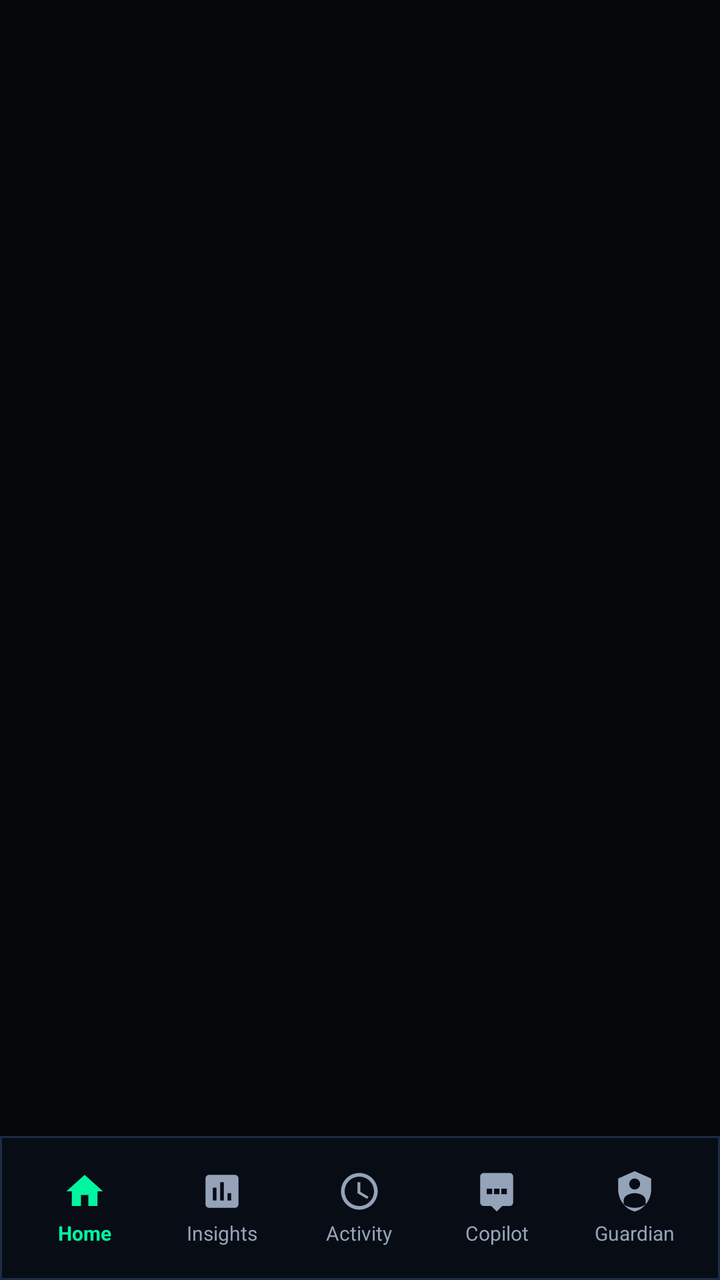
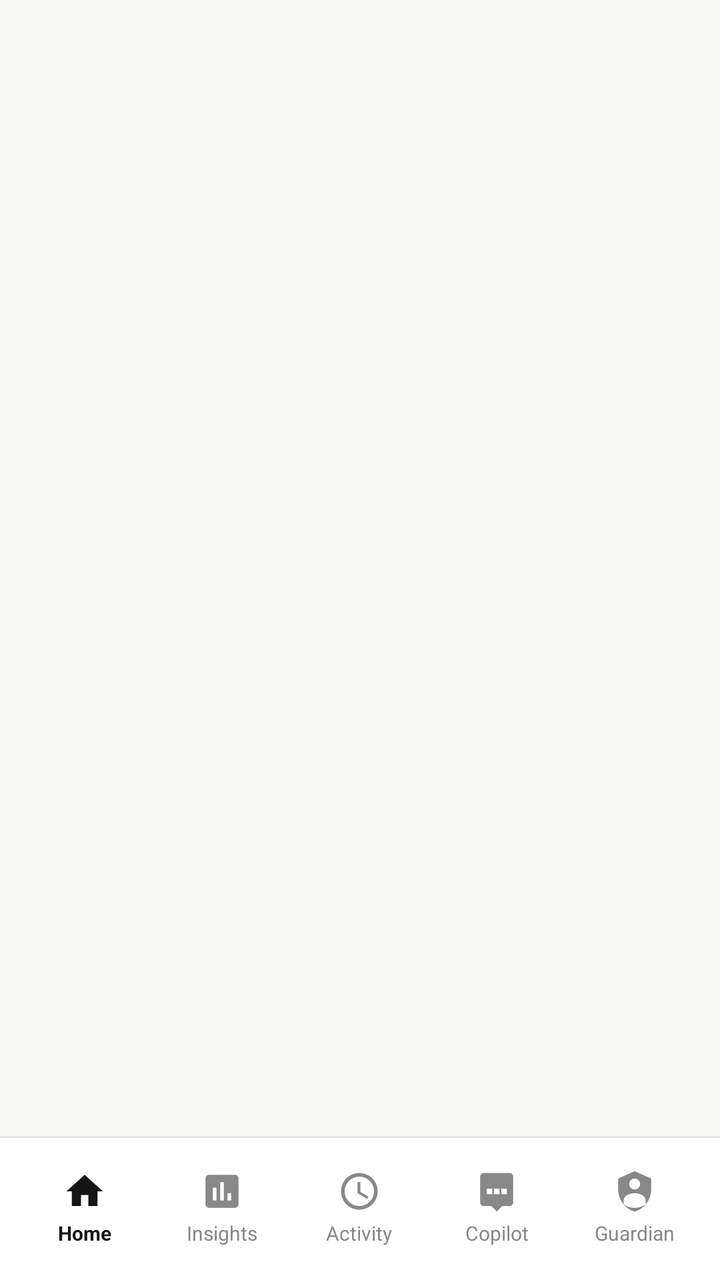

The first picture is an Android layout as it rendered before a commit; the second is the same layout after the commit. The layout source and the unified diff follow.
<!-- AndroidManifest.xml: application theme Theme.Saathi -->
<!-- res/layout/activity_main.xml -->
<?xml version="1.0" encoding="utf-8"?>
<RelativeLayout xmlns:android="http://schemas.android.com/apk/res/android"
    android:id="@+id/root_coordinator"
    android:layout_width="match_parent"
    android:layout_height="match_parent"
    android:background="@color/bg_obsidian"
    android:fitsSystemWindows="true">

    
    <FrameLayout
        android:id="@+id/screen_container"
        android:layout_width="match_parent"
        android:layout_height="match_parent"
        android:layout_above="@+id/bottom_nav_bar" />

    
    <LinearLayout
        android:id="@+id/bottom_nav_bar"
        android:layout_width="match_parent"
        android:layout_height="72dp"
        android:layout_alignParentBottom="true"
        android:background="@drawable/bg_bottom_nav"
        android:gravity="center_vertical"
        android:orientation="horizontal"
        android:paddingHorizontal="8dp"
        android:paddingVertical="4dp">

        
        <LinearLayout
            android:id="@+id/nav_item_home"
            android:layout_width="0dp"
            android:layout_height="match_parent"
            android:layout_weight="1"
            android:clickable="true"
            android:focusable="true"
            android:gravity="center"
            android:orientation="vertical">

            <ImageView
                android:id="@+id/iv_nav_home"
                android:layout_width="22dp"
                android:layout_height="22dp"
                android:src="@drawable/ic_nav_home"
                android:tint="@color/neon_emerald" />

            <TextView
                android:id="@+id/tv_nav_home"
                android:layout_width="wrap_content"
                android:layout_height="wrap_content"
                android:layout_marginTop="3dp"
                android:text="Home"
                android:textColor="@color/neon_emerald"
                android:textSize="10sp"
                android:textStyle="bold" />
        </LinearLayout>

        
        <LinearLayout
            android:id="@+id/nav_item_insights"
            android:layout_width="0dp"
            android:layout_height="match_parent"
            android:layout_weight="1"
            android:clickable="true"
            android:focusable="true"
            android:gravity="center"
            android:orientation="vertical">

            <ImageView
                android:id="@+id/iv_nav_insights"
                android:layout_width="22dp"
                android:layout_height="22dp"
                android:src="@drawable/ic_nav_insights"
                android:tint="@color/text_muted" />

            <TextView
                android:id="@+id/tv_nav_insights"
                android:layout_width="wrap_content"
                android:layout_height="wrap_content"
                android:layout_marginTop="3dp"
                android:text="Insights"
                android:textColor="@color/text_muted"
                android:textSize="10sp" />
        </LinearLayout>

        
        <LinearLayout
            android:id="@+id/nav_item_activity"
            android:layout_width="0dp"
            android:layout_height="match_parent"
            android:layout_weight="1"
            android:clickable="true"
            android:focusable="true"
            android:gravity="center"
            android:orientation="vertical">

            <ImageView
                android:id="@+id/iv_nav_activity"
                android:layout_width="22dp"
                android:layout_height="22dp"
                android:src="@drawable/ic_nav_activity"
                android:tint="@color/text_muted" />

            <TextView
                android:id="@+id/tv_nav_activity"
                android:layout_width="wrap_content"
                android:layout_height="wrap_content"
                android:layout_marginTop="3dp"
                android:text="Activity"
                android:textColor="@color/text_muted"
                android:textSize="10sp" />
        </LinearLayout>

        
        <LinearLayout
            android:id="@+id/nav_item_assistant"
            android:layout_width="0dp"
            android:layout_height="match_parent"
            android:layout_weight="1"
            android:clickable="true"
            android:focusable="true"
            android:gravity="center"
            android:orientation="vertical">

            <ImageView
                android:id="@+id/iv_nav_assistant"
                android:layout_width="22dp"
                android:layout_height="22dp"
                android:src="@drawable/ic_nav_assistant"
                android:tint="@color/text_muted" />

            <TextView
                android:id="@+id/tv_nav_assistant"
                android:layout_width="wrap_content"
                android:layout_height="wrap_content"
                android:layout_marginTop="3dp"
                android:text="Copilot"
                android:textColor="@color/text_muted"
                android:textSize="10sp" />
        </LinearLayout>

        
        <LinearLayout
            android:id="@+id/nav_item_guardian"
            android:layout_width="0dp"
            android:layout_height="match_parent"
            android:layout_weight="1"
            android:clickable="true"
            android:focusable="true"
            android:gravity="center"
            android:orientation="vertical">

            <ImageView
                android:id="@+id/iv_nav_guardian"
                android:layout_width="22dp"
                android:layout_height="22dp"
                android:src="@drawable/ic_nav_guardian"
                android:tint="@color/text_muted" />

            <TextView
                android:id="@+id/tv_nav_guardian"
                android:layout_width="wrap_content"
                android:layout_height="wrap_content"
                android:layout_marginTop="3dp"
                android:text="Guardian"
                android:textColor="@color/text_muted"
                android:textSize="10sp" />
        </LinearLayout>

    </LinearLayout>

    
    <FrameLayout
        android:id="@+id/onboarding_container"
        android:layout_width="match_parent"
        android:layout_height="match_parent"
        android:visibility="gone" />

</RelativeLayout>
<!-- resources referenced by this layout -->
<resources>
  <color name="bg_obsidian">#05070B</color>
  <color name="neon_emerald">#00F5A0</color>
  <color name="text_muted">#94A3B8</color>
  <!-- drawable bg_bottom_nav (drawable) -->
  <?xml version="1.0" encoding="utf-8"?>
  <shape xmlns:android="http://schemas.android.com/apk/res/android"
      android:shape="rectangle">
      <solid android:color="@color/bg_void" />
      <stroke
          android:width="1dp"
          android:color="@color/border_subtle" />
  </shape>
  <!-- drawable ic_nav_activity (drawable) -->
  <vector xmlns:android="http://schemas.android.com/apk/res/android"
      android:width="24dp"
      android:height="24dp"
      android:viewportWidth="24"
      android:viewportHeight="24">
      <path
          android:fillColor="#FFFFFFFF"
          android:pathData="M11.99,2C6.47,2 2,6.48 2,12s4.47,10 9.99,10C17.52,22 22,17.52 22,12S17.52,2 11.99,2zM12,20c-4.42,0 -8,-3.58 -8,-8s3.58,-8 8,-8 8,3.58 8,8 -3.58,8 -8,8zM12.5,7H11v6l5.25,3.15 0.75,-1.23 -4.5,-2.67z" />
  </vector>
  <!-- drawable ic_nav_assistant (drawable) -->
  <vector xmlns:android="http://schemas.android.com/apk/res/android"
      android:width="24dp"
      android:height="24dp"
      android:viewportWidth="24"
      android:viewportHeight="24">
      <path
          android:fillColor="#FFFFFFFF"
          android:pathData="M19,2H5C3.9,2 3,2.9 3,4V18C3,19.1 3.9,20 5,20H9L12,23L15,20H19C20.1,20 21,19.1 21,18V4C21,2.9 20.1,2 19,2M13.5,13.5H10.5V10.5H13.5V13.5M17.5,13.5H14.5V10.5H17.5V13.5M9.5,13.5H6.5V10.5H9.5V13.5Z" />
  </vector>
  <!-- drawable ic_nav_home (drawable) -->
  <vector xmlns:android="http://schemas.android.com/apk/res/android"
      android:width="24dp"
      android:height="24dp"
      android:viewportWidth="24"
      android:viewportHeight="24">
      <path
          android:fillColor="#FFFFFFFF"
          android:pathData="M10,20V14H14V20H19V12H22L12,3L2,12H5V20H10Z" />
  </vector>
  <!-- drawable ic_nav_insights (drawable) -->
  <vector xmlns:android="http://schemas.android.com/apk/res/android"
      android:width="24dp"
      android:height="24dp"
      android:viewportWidth="24"
      android:viewportHeight="24">
      <path
          android:fillColor="#FFFFFFFF"
          android:pathData="M19,3H5C3.9,3 3,3.9 3,5V19C3,20.1 3.9,21 5,21H19C20.1,21 21,20.1 21,19V5C21,3.9 20.1,3 19,3M9,17H7V10H9V17M13,17H11V7H13V17M17,17H15V13H17V17Z" />
  </vector>
  <style name="Theme.Saathi" parent="android:Theme.Material.NoActionBar">
          <item name="android:colorPrimary">@color/neon_emerald</item>
          <item name="android:colorPrimaryDark">@color/bg_obsidian</item>
          <item name="android:colorAccent">@color/cyber_cyan</item>
          <item name="android:windowBackground">@color/bg_obsidian</item>
          <item name="android:navigationBarColor">@color/bg_obsidian</item>
          <item name="android:statusBarColor">@color/bg_obsidian</item>
          <item name="android:windowLightStatusBar">false</item>
          <item name="android:windowLightNavigationBar">false</item>
          <item name="android:windowLayoutInDisplayCutoutMode">shortEdges</item>
          <item name="android:fontFamily">sans-serif</item>
      </style>
  <color name="bg_void">#080C14</color>
  <color name="border_subtle">#1E2C42</color>
  <color name="cyber_cyan">#00D9F5</color>
  <!-- unchanged entries left out for length: 1 -->
</resources>

<!-- the commit's change to res/layout/activity_main.xml (unified diff, before → after) -->
@@ -3,7 +3,7 @@
     android:id="@+id/root_coordinator"
     android:layout_width="match_parent"
     android:layout_height="match_parent"
-    android:background="@color/bg_obsidian"
+    android:background="@color/primary_background"
     android:fitsSystemWindows="true">
 
     
@@ -41,7 +41,7 @@
                 android:layout_width="22dp"
                 android:layout_height="22dp"
                 android:src="@drawable/ic_nav_home"
-                android:tint="@color/neon_emerald" />
+                android:tint="@color/primary_action" />
 
             <TextView
                 android:id="@+id/tv_nav_home"
@@ -49,7 +49,7 @@
                 android:layout_height="wrap_content"
                 android:layout_marginTop="3dp"
                 android:text="Home"
-                android:textColor="@color/neon_emerald"
+                android:textColor="@color/primary_action"
                 android:textSize="10sp"
                 android:textStyle="bold" />
         </LinearLayout>
@@ -70,7 +70,7 @@
                 android:layout_width="22dp"
                 android:layout_height="22dp"
                 android:src="@drawable/ic_nav_insights"
-                android:tint="@color/text_muted" />
+                android:tint="@color/muted_text" />
 
             <TextView
                 android:id="@+id/tv_nav_insights"
@@ -78,7 +78,7 @@
                 android:layout_height="wrap_content"
                 android:layout_marginTop="3dp"
                 android:text="Insights"
-                android:textColor="@color/text_muted"
+                android:textColor="@color/muted_text"
                 android:textSize="10sp" />
         </LinearLayout>
 
@@ -98,7 +98,7 @@
                 android:layout_width="22dp"
                 android:layout_height="22dp"
                 android:src="@drawable/ic_nav_activity"
-                android:tint="@color/text_muted" />
+                android:tint="@color/muted_text" />
 
             <TextView
                 android:id="@+id/tv_nav_activity"
@@ -106,7 +106,7 @@
                 android:layout_height="wrap_content"
                 android:layout_marginTop="3dp"
                 android:text="Activity"
-                android:textColor="@color/text_muted"
+                android:textColor="@color/muted_text"
                 android:textSize="10sp" />
         </LinearLayout>
 
@@ -126,7 +126,7 @@
                 android:layout_width="22dp"
                 android:layout_height="22dp"
                 android:src="@drawable/ic_nav_assistant"
-                android:tint="@color/text_muted" />
+                android:tint="@color/muted_text" />
 
             <TextView
                 android:id="@+id/tv_nav_assistant"
@@ -134,7 +134,7 @@
                 android:layout_height="wrap_content"
                 android:layout_marginTop="3dp"
                 android:text="Copilot"
-                android:textColor="@color/text_muted"
+                android:textColor="@color/muted_text"
                 android:textSize="10sp" />
         </LinearLayout>
 
@@ -154,7 +154,7 @@
                 android:layout_width="22dp"
                 android:layout_height="22dp"
                 android:src="@drawable/ic_nav_guardian"
-                android:tint="@color/text_muted" />
+                android:tint="@color/muted_text" />
 
             <TextView
                 android:id="@+id/tv_nav_guardian"
@@ -162,7 +162,7 @@
                 android:layout_height="wrap_content"
                 android:layout_marginTop="3dp"
                 android:text="Guardian"
-                android:textColor="@color/text_muted"
+                android:textColor="@color/muted_text"
                 android:textSize="10sp" />
         </LinearLayout>
 
<!-- resource entries referenced after the edit -->
@@ -1,17 +1,22 @@
 <!-- resources referenced by this layout -->
 <resources>
-  <color name="bg_obsidian">#05070B</color>
-  <color name="neon_emerald">#00F5A0</color>
-  <color name="text_muted">#94A3B8</color>
+  <color name="muted_text">#888888</color>
+  <color name="primary_action">#151515</color>
+  <color name="primary_background">#F7F7F5</color>
   <!-- drawable bg_bottom_nav (drawable) -->
   <?xml version="1.0" encoding="utf-8"?>
-  <shape xmlns:android="http://schemas.android.com/apk/res/android"
-      android:shape="rectangle">
-      <solid android:color="@color/bg_void" />
-      <stroke
-          android:width="1dp"
-          android:color="@color/border_subtle" />
-  </shape>
+  <layer-list xmlns:android="http://schemas.android.com/apk/res/android">
+      <item>
+          <shape android:shape="rectangle">
+              <solid android:color="@color/primary_border" />
+          </shape>
+      </item>
+      <item android:top="1dp">
+          <shape android:shape="rectangle">
+              <solid android:color="@color/main_surface" />
+          </shape>
+      </item>
+  </layer-list>
   <!-- drawable ic_nav_activity (drawable) -->
   <vector xmlns:android="http://schemas.android.com/apk/res/android"
       android:width="24dp"
@@ -52,21 +57,23 @@
           android:fillColor="#FFFFFFFF"
           android:pathData="M19,3H5C3.9,3 3,3.9 3,5V19C3,20.1 3.9,21 5,21H19C20.1,21 21,20.1 21,19V5C21,3.9 20.1,3 19,3M9,17H7V10H9V17M13,17H11V7H13V17M17,17H15V13H17V17Z" />
   </vector>
-  <style name="Theme.Saathi" parent="android:Theme.Material.NoActionBar">
-          <item name="android:colorPrimary">@color/neon_emerald</item>
-          <item name="android:colorPrimaryDark">@color/bg_obsidian</item>
-          <item name="android:colorAccent">@color/cyber_cyan</item>
-          <item name="android:windowBackground">@color/bg_obsidian</item>
-          <item name="android:navigationBarColor">@color/bg_obsidian</item>
-          <item name="android:statusBarColor">@color/bg_obsidian</item>
-          <item name="android:windowLightStatusBar">false</item>
-          <item name="android:windowLightNavigationBar">false</item>
+  <style name="Theme.Saathi" parent="android:Theme.Material.Light.NoActionBar">
+          <item name="android:colorPrimary">@color/primary_action</item>
+          <item name="android:colorPrimaryDark">@color/primary_background</item>
+          <item name="android:colorAccent">@color/restrained_accent</item>
+          <item name="android:windowBackground">@color/primary_background</item>
+          <item name="android:navigationBarColor">@color/main_surface</item>
+          <item name="android:statusBarColor">@color/primary_background</item>
+          <item name="android:windowLightStatusBar">true</item>
+          <item name="android:windowLightNavigationBar">true</item>
           <item name="android:windowLayoutInDisplayCutoutMode">shortEdges</item>
           <item name="android:fontFamily">sans-serif</item>
+          <item name="android:dialogTheme">@android:style/Theme.Material.Light.Dialog.Alert</item>
+          <item name="android:alertDialogTheme">@android:style/Theme.Material.Light.Dialog.Alert</item>
       </style>
-  <color name="bg_void">#080C14</color>
-  <color name="border_subtle">#1E2C42</color>
-  <color name="cyber_cyan">#00D9F5</color>
+  <color name="primary_border">#E5E5E2</color>
+  <color name="main_surface">#FFFFFF</color>
+  <color name="restrained_accent">#386B57</color>
   <!-- unchanged entries left out for length: 1 -->
 </resources>
 
